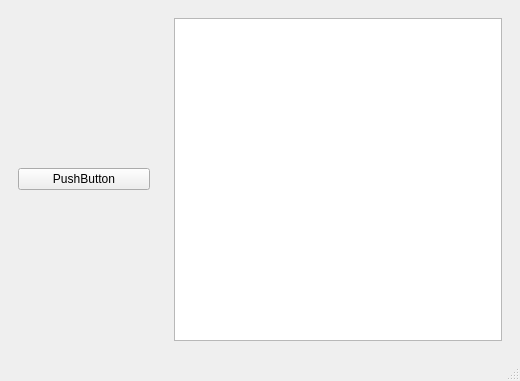
Old version of the form cupidwindow.ui in the repository zcharli/carleton-student-project-partner-finder.
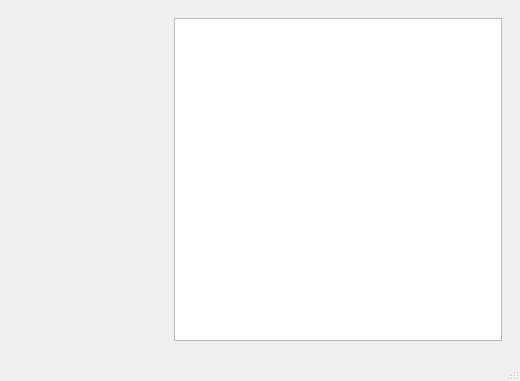
New version of the form.

Diff of the .ui file:
```diff
--- a/cupidwindow.ui
+++ b/cupidwindow.ui
@@ -34,13 +34,9 @@
         <layout class="QGridLayout" name="gridLayout_2">
          <item row="0" column="0">
           <layout class="QVBoxLayout" name="verticalLayout">
-           <item>
-            <widget class="QPushButton" name="pushButton">
-             <property name="text">
-              <string>PushButton</string>
-             </property>
-            </widget>
-           </item>
+           <property name="spacing">
+            <number>0</number>
+           </property>
           </layout>
          </item>
         </layout>
```
Left out of the diff: 4 changed lines with no effect on the pictures.
